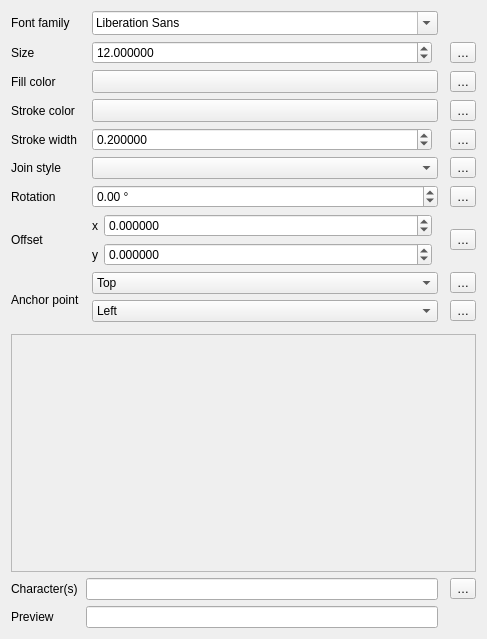
carsmie/QGIS, file src/ui/symbollayer/widget_fontmarker.ui: the form before one commit.
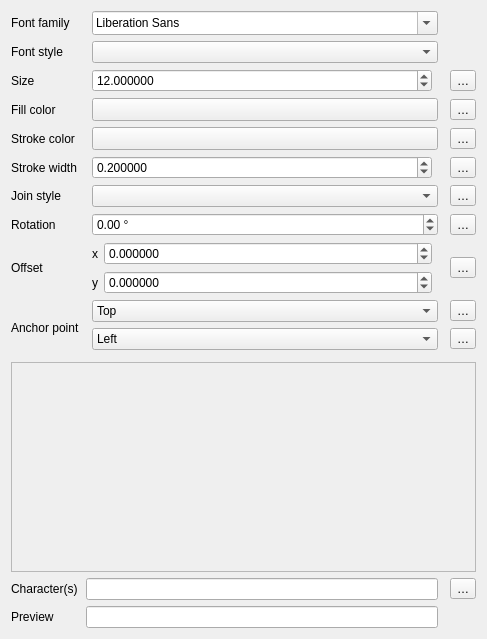
The form after the commit. Custom widgets are drawn as their Qt base class.

Commit message: [FEATURE][symbology] Add a font style setting for font markers (#35197)

What changed in the file:
```diff
--- a/src/ui/symbollayer/widget_fontmarker.ui
+++ b/src/ui/symbollayer/widget_fontmarker.ui
@@ -14,32 +14,32 @@
    <string>Form</string>
   </property>
   <layout class="QGridLayout" name="gridLayout_3">
-   <item row="2" column="2">
-    <widget class="QgsColorButton" name="btnColor">
-     <property name="sizePolicy">
-      <sizepolicy hsizetype="Expanding" vsizetype="Fixed">
-       <horstretch>0</horstretch>
-       <verstretch>0</verstretch>
-      </sizepolicy>
-     </property>
-     <property name="minimumSize">
-      <size>
-       <width>120</width>
-       <height>0</height>
-      </size>
-     </property>
-     <property name="maximumSize">
-      <size>
-       <width>16777215</width>
-       <height>16777215</height>
-      </size>
-     </property>
-     <property name="text">
-      <string/>
-     </property>
-    </widget>
-   </item>
    <item row="3" column="2">
+    <widget class="QgsColorButton" name="btnColor">
+     <property name="sizePolicy">
+      <sizepolicy hsizetype="Expanding" vsizetype="Fixed">
+       <horstretch>0</horstretch>
+       <verstretch>0</verstretch>
+      </sizepolicy>
+     </property>
+     <property name="minimumSize">
+      <size>
+       <width>120</width>
+       <height>0</height>
+      </size>
+     </property>
+     <property name="maximumSize">
+      <size>
+       <width>16777215</width>
+       <height>16777215</height>
+      </size>
+     </property>
+     <property name="text">
+      <string/>
+     </property>
+    </widget>
+   </item>
+   <item row="4" column="2">
     <widget class="QgsColorButton" name="btnStrokeColor">
      <property name="sizePolicy">
       <sizepolicy hsizetype="Expanding" vsizetype="Fixed">
@@ -64,14 +64,14 @@
      </property>
     </widget>
    </item>
-   <item row="1" column="0">
+   <item row="2" column="0">
     <widget class="QLabel" name="label_2">
      <property name="text">
       <string>Size</string>
      </property>
     </widget>
    </item>
-   <item row="4" column="4">
+   <item row="5" column="4">
     <widget class="QgsPropertyOverrideButton" name="mStrokeWidthDDBtn">
      <property name="text">
       <string>…</string>
@@ -79,20 +79,55 @@
     </widget>
    </item>
    <item row="0" column="0">
-    <widget class="QLabel" name="label">
+    <widget class="QLabel" name="lblFamily">
      <property name="text">
       <string>Font family</string>
      </property>
     </widget>
    </item>
-   <item row="9" column="0">
+   <item row="1" column="0">
+    <widget class="QLabel" name="lblStyle">
+     <property name="text">
+      <string>Font style</string>
+     </property>
+    </widget>
+   </item>
+   <item row="1" column="2">
+    <widget class="QComboBox" name="mFontStyleComboBox">
+     <property name="sizePolicy">
+      <sizepolicy hsizetype="Expanding" vsizetype="Fixed">
+       <horstretch>0</horstretch>
+       <verstretch>0</verstretch>
+      </sizepolicy>
+     </property>
+     <property name="minimumSize">
+      <size>
+       <width>0</width>
+       <height>0</height>
+      </size>
+     </property>
+     <property name="maximumSize">
+      <size>
+       <width>16777215</width>
+       <height>16777215</height>
+      </size>
+     </property>
+     <property name="toolTip">
+      <string>Available typeface styles</string>
+     </property>
+     <property name="sizeAdjustPolicy">
+      <enum>QComboBox::AdjustToContentsOnFirstShow</enum>
+     </property>
+    </widget>
+   </item>
+   <item row="10" column="0">
     <widget class="QLabel" name="label_5">
      <property name="text">
       <string>Offset</string>
      </property>
     </widget>
    </item>
-   <item row="9" column="2">
+   <item row="10" column="2">
     <layout class="QGridLayout" name="gridLayout_2">
      <item row="0" column="0">
       <widget class="QLabel" name="label_3">
@@ -171,28 +206,28 @@
      </property>
     </widget>
    </item>
-   <item row="10" column="0" rowspan="3">
+   <item row="11" column="0" rowspan="3">
     <widget class="QLabel" name="mAnchorPointLabel">
      <property name="text">
       <string>Anchor point</string>
      </property>
     </widget>
    </item>
-   <item row="3" column="4">
+   <item row="4" column="4">
     <widget class="QgsPropertyOverrideButton" name="mStrokeColorDDBtn">
      <property name="text">
       <string>…</string>
      </property>
     </widget>
    </item>
-   <item row="2" column="0">
+   <item row="3" column="0">
     <widget class="QLabel" name="label_10">
      <property name="text">
       <string>Fill color</string>
      </property>
     </widget>
    </item>
-   <item row="3" column="0">
+   <item row="4" column="0">
     <widget class="QLabel" name="label_9">
      <property name="sizePolicy">
       <sizepolicy hsizetype="Maximum" vsizetype="Preferred">
@@ -205,7 +240,7 @@
      </property>
     </widget>
    </item>
-   <item row="6" column="0">
+   <item row="7" column="0">
     <widget class="QLabel" name="label_8">
      <property name="text">
       <string>Join style</string>
@@ -215,7 +250,7 @@
      </property>
     </widget>
    </item>
-   <item row="11" column="2">
+   <item row="12" column="2">
     <widget class="QComboBox" name="mHorizontalAnchorComboBox">
      <item>
       <property name="text">
@@ -234,14 +269,14 @@
      </item>
     </widget>
    </item>
-   <item row="8" column="0">
+   <item row="9" column="0">
     <widget class="QLabel" name="label_4">
      <property name="text">
       <string>Rotation</string>
      </property>
     </widget>
    </item>
-   <item row="10" column="2">
+   <item row="11" column="2">
     <widget class="QComboBox" name="mVerticalAnchorComboBox">
      <item>
       <property name="text">
@@ -260,28 +295,28 @@
      </item>
     </widget>
    </item>
-   <item row="2" column="4">
+   <item row="3" column="4">
     <widget class="QgsPropertyOverrideButton" name="mColorDDBtn">
      <property name="text">
       <string>…</string>
      </property>
     </widget>
    </item>
-   <item row="11" column="4">
+   <item row="12" column="4">
     <widget class="QgsPropertyOverrideButton" name="mHorizontalAnchorDDBtn">
      <property name="text">
       <string>…</string>
      </property>
     </widget>
    </item>
-   <item row="9" column="4">
+   <item row="10" column="4">
     <widget class="QgsPropertyOverrideButton" name="mOffsetDDBtn">
      <property name="text">
       <string>…</string>
      </property>
     </widget>
    </item>
-   <item row="8" column="2">
+   <item row="9" column="2">
     <widget class="QgsDoubleSpinBox" name="spinAngle">
      <property name="wrapping">
       <bool>true</bool>
@@ -303,42 +338,42 @@
      </property>
     </widget>
    </item>
-   <item row="10" column="4">
+   <item row="11" column="4">
     <widget class="QgsPropertyOverrideButton" name="mVerticalAnchorDDBtn">
      <property name="text">
       <string>…</string>
      </property>
     </widget>
    </item>
-   <item row="14" column="0">
+   <item row="15" column="0">
     <widget class="QLabel" name="label_12">
      <property name="text">
       <string>Character(s)</string>
      </property>
     </widget>
    </item>
-   <item row="14" column="1" colspan="2">
+   <item row="15" column="1" colspan="2">
     <widget class="QLineEdit" name="mCharLineEdit">
      <property name="toolTip">
       <string>Type in characters directly, or enter a character's hexadecimal value.</string>
      </property>
     </widget>
    </item>
-   <item row="14" column="4">
+   <item row="15" column="4">
     <widget class="QgsPropertyOverrideButton" name="mCharDDBtn">
      <property name="text">
       <string>…</string>
      </property>
     </widget>
    </item>
-   <item row="8" column="4">
+   <item row="9" column="4">
     <widget class="QgsPropertyOverrideButton" name="mRotationDDBtn">
      <property name="text">
       <string>…</string>
      </property>
     </widget>
    </item>
-   <item row="13" column="0" colspan="5">
+   <item row="14" column="0" colspan="5">
     <layout class="QGridLayout" name="gridLayout">
      <item row="0" column="0" rowspan="2">
       <widget class="QgsScrollArea" name="scrollArea">
@@ -375,21 +410,21 @@
      </item>
     </layout>
    </item>
-   <item row="6" column="4">
+   <item row="7" column="4">
     <widget class="QgsPropertyOverrideButton" name="mJoinStyleDDBtn">
      <property name="text">
       <string>…</string>
      </property>
     </widget>
    </item>
-   <item row="4" column="0">
+   <item row="5" column="0">
     <widget class="QLabel" name="mStrokeWidthLabel">
      <property name="text">
       <string>Stroke width</string>
      </property>
     </widget>
    </item>
-   <item row="4" column="2">
+   <item row="5" column="2">
     <layout class="QHBoxLayout" name="horizontalLayout_3">
      <item>
       <widget class="QgsDoubleSpinBox" name="mStrokeWidthSpinBox">
@@ -434,10 +469,10 @@
      </item>
     </layout>
    </item>
-   <item row="6" column="2">
+   <item row="7" column="2">
     <widget class="QgsPenJoinStyleComboBox" name="cboJoinStyle"/>
    </item>
-   <item row="1" column="2">
+   <item row="2" column="2">
     <layout class="QHBoxLayout" name="horizontalLayout">
      <item>
       <widget class="QgsDoubleSpinBox" name="spinSize">
@@ -473,14 +508,14 @@
      </item>
     </layout>
    </item>
-   <item row="1" column="4">
+   <item row="2" column="4">
     <widget class="QgsPropertyOverrideButton" name="mSizeDDBtn">
      <property name="text">
       <string>…</string>
      </property>
     </widget>
    </item>
-   <item row="15" column="1" colspan="2">
+   <item row="16" column="1" colspan="2">
     <widget class="QLineEdit" name="mCharPreview">
      <property name="toolTip">
       <string>Type in characters directly, or enter a character's hexadecimal value.</string>
@@ -490,7 +525,7 @@
      </property>
     </widget>
    </item>
-   <item row="15" column="0">
+   <item row="16" column="0">
     <widget class="QLabel" name="label_13">
      <property name="text">
       <string>Preview</string>
```
Left out of the diff: 1 changed line with no effect on the pictures. The commit also changes 8 other files.
